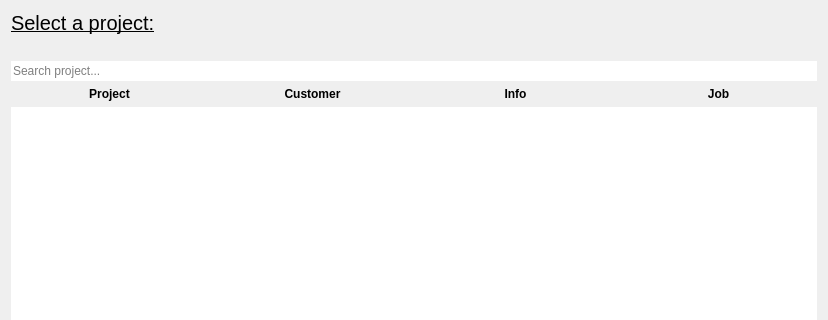
Above: app/ui/estimateWidget.ui from viana-vitor/Handie before the change; both pictures show x 0 to 828 and y 0 to 320 of the 828 by 601 pixel window. Below: the same form after it.
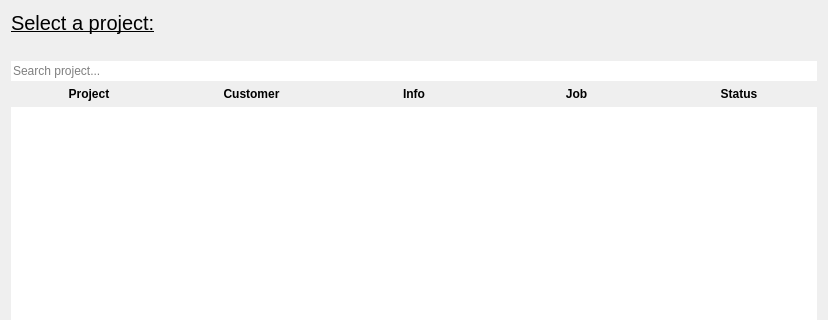
That is the form after the change.

Commit message: style project list + connect to estimate + added search feature

```diff
--- a/app/ui/estimateWidget.ui
+++ b/app/ui/estimateWidget.ui
@@ -121,6 +121,21 @@
          </property>
         </widget>
        </item>
+       <item>
+        <widget class="QLabel" name="label_6">
+         <property name="font">
+          <font>
+           <bold>true</bold>
+          </font>
+         </property>
+         <property name="text">
+          <string>Status</string>
+         </property>
+         <property name="alignment">
+          <set>Qt::AlignCenter</set>
+         </property>
+        </widget>
+       </item>
       </layout>
      </item>
      <item>
```
The commit also changes 4 other files.
